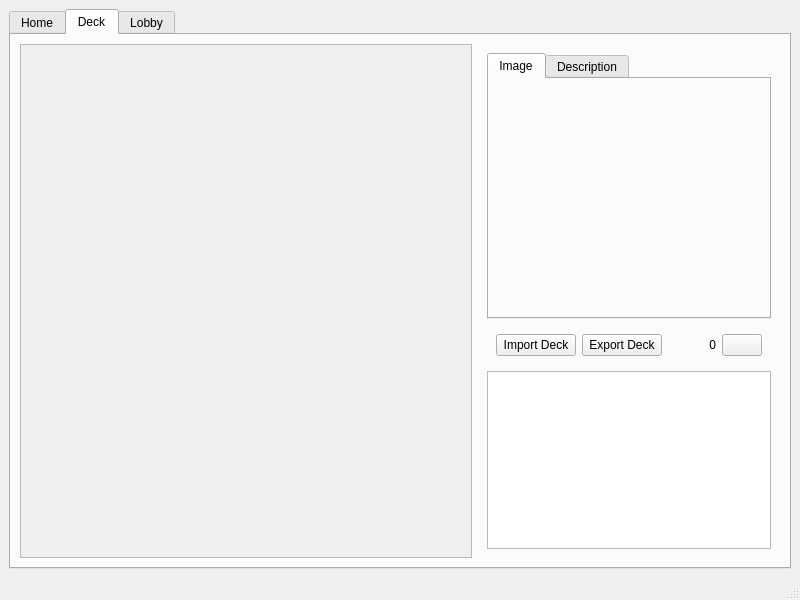
Old version of the form mainwindow.ui in the repository MoatazHellal/Landspire.
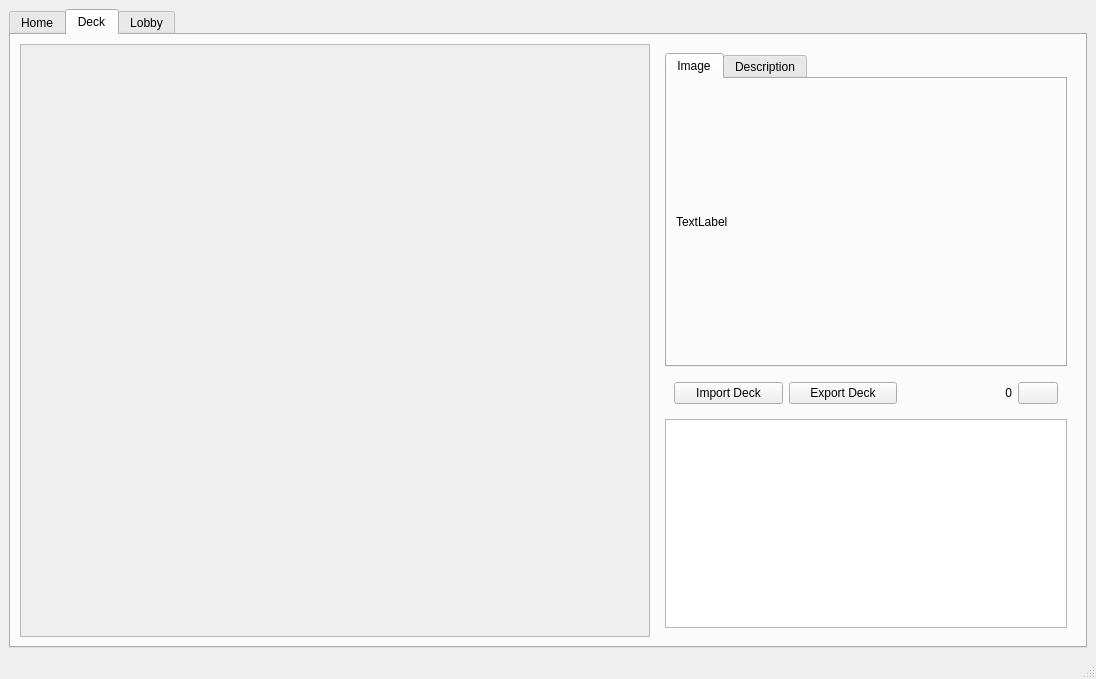
New version of the form. Icons and pictures are not drawn.

What changed in the file:
```diff
--- a/mainwindow.ui
+++ b/mainwindow.ui
@@ -6,8 +6,8 @@
    <rect>
     <x>0</x>
     <y>0</y>
-    <width>800</width>
-    <height>600</height>
+    <width>1096</width>
+    <height>679</height>
    </rect>
   </property>
   <property name="sizePolicy">
@@ -20,8 +20,8 @@
    <string>MainWindow</string>
   </property>
   <widget class="QWidget" name="centralwidget">
-   <layout class="QGridLayout" name="gridLayout_2">
-    <item row="0" column="0">
+   <layout class="QHBoxLayout" name="horizontalLayout_5">
+    <item>
      <widget class="QTabWidget" name="tabWidget">
       <property name="currentIndex">
        <number>1</number>
@@ -47,7 +47,7 @@
        <attribute name="title">
         <string>Deck</string>
        </attribute>
-       <layout class="QHBoxLayout" name="horizontalLayout_4">
+       <layout class="QVBoxLayout" name="verticalLayout_5">
         <item>
          <layout class="QHBoxLayout" name="horizontalLayout_3" stretch="3,2">
           <item>
@@ -63,8 +63,8 @@
               <rect>
                <x>0</x>
                <y>0</y>
-               <width>443</width>
-               <height>468</height>
+               <width>620</width>
+               <height>547</height>
               </rect>
              </property>
              <property name="sizePolicy">
@@ -95,22 +95,15 @@
                   <attribute name="title">
                    <string>Image</string>
                   </attribute>
+                  <layout class="QHBoxLayout" name="horizontalLayout_6">
+                   <item>
                   <widget class="QLabel" name="CardPreview">
-                   <property name="geometry">
-                    <rect>
-                     <x>0</x>
-                     <y>0</y>
-                     <width>272</width>
-                     <height>229</height>
-                    </rect>
-                   </property>
                    <property name="text">
-                    <string/>
-                   </property>
-                   <property name="alignment">
-                    <set>Qt::AlignmentFlag::AlignCenter</set>
-                   </property>
-                  </widget>
+                      <string>TextLabel</string>
+                     </property>
+                    </widget>
+                   </item>
+                  </layout>
                  </widget>
                  <widget class="QWidget" name="Description">
                   <attribute name="title">
```
Left out of the diff: 20 changed lines with no effect on the pictures. Lines whose indentation alone changed are shown as unchanged.
